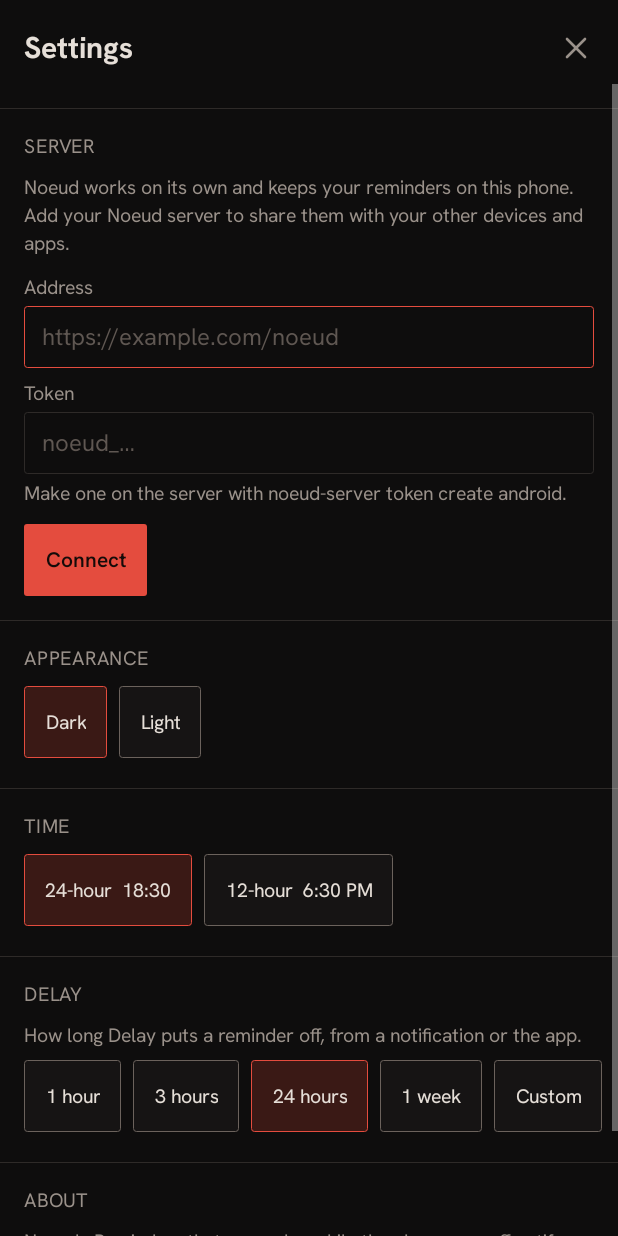
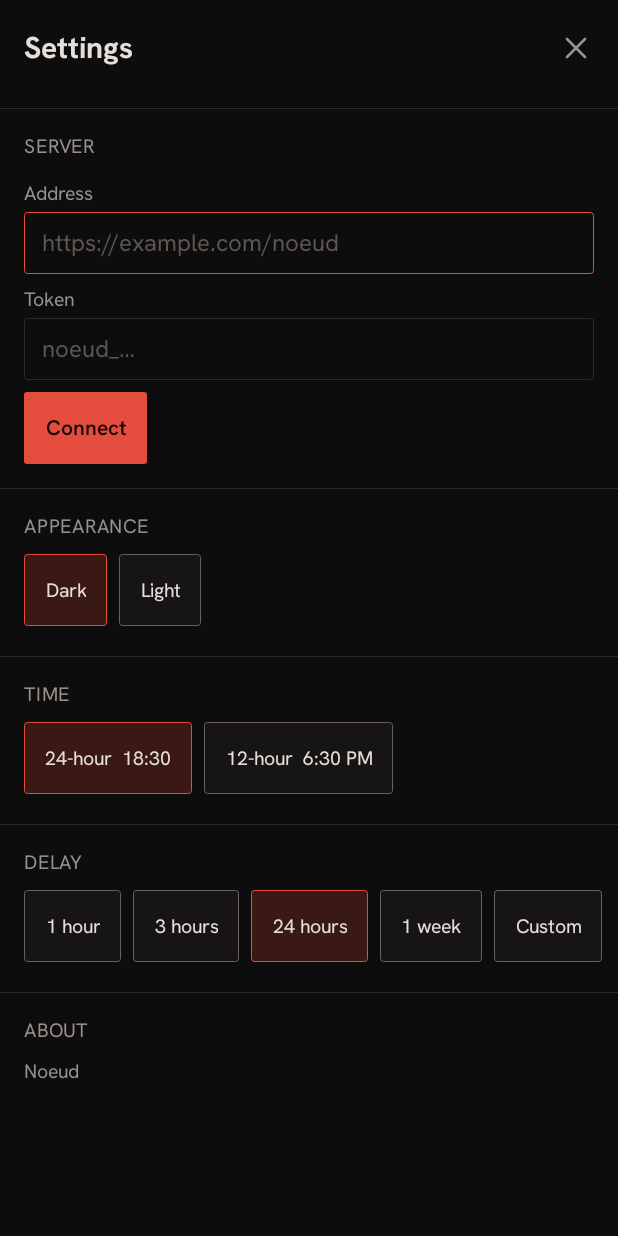
Before and after one commit to Synaelle/noeud-android, an Android app: the SettingsActivity screen opened directly, with no data from a screen before it, on a phone screen of 412 x 824 dp. Run offline under Robolectric (Android 15) with nearby library versions, the phone set to English and light mode, and no system bars; pictures from the network do not load.

Commit message:
remove help text from the settings

```diff
--- a/app/src/main/kotlin/com/synaelle/noeud/SettingsActivity.kt
+++ b/app/src/main/kotlin/com/synaelle/noeud/SettingsActivity.kt
@@ -123,7 +123,6 @@ class SettingsActivity : Activity() {
         }
 
         section("Delay")
-        paragraph("How long Delay puts a reminder off, from a notification or the app.")
         val custom = state.delay !in delayChoices || customDelay.isNotBlank()
         choices(delayChoices.map { it to durationLabel(it) } + ("custom" to "Custom"), if (custom) "custom" else state.delay) { chosen ->
             if (chosen == "custom") {
@@ -137,10 +136,7 @@ class SettingsActivity : Activity() {
         if (custom) customDelayField(state)
 
         section("About")
-        paragraph(
-            "Noeud ${BuildConfig.VERSION_NAME}. Reminders that came due while the phone was off notify you when it " +
-                "starts again. Hanken Grotesk is under the SIL Open Font License, Lucide icons under the ISC license.",
-        )
+        paragraph("Noeud ${BuildConfig.VERSION_NAME}")
     }
 
     private fun customDelayField(state: State) {
@@ -220,10 +216,6 @@ class SettingsActivity : Activity() {
         section("Server")
         val server = state.server
         if (server == null) {
-            paragraph(
-                "Noeud works on its own and keeps your reminders on this phone. Add your Noeud server to share them " +
-                    "with your other devices and apps.",
-            )
             val address = ui.field("https://example.com/noeud").apply {
                 contentDescription = "Address"
                 inputType = InputType.TYPE_CLASS_TEXT or InputType.TYPE_TEXT_VARIATION_URI
@@ -251,7 +243,6 @@ class SettingsActivity : Activity() {
             }.apply { isEnabled = !busy }
             page.addView(labelled("Address", address))
             page.addView(labelled("Token", token))
-            paragraph("Make one on the server with noeud-server token create android.")
             page.addView(ui.row(Gravity.START, connectButton).apply { setPadding(ui.dp(16), ui.dp(8), ui.dp(16), 0) })
         } else {
             paragraph("Syncing with ${server.url} as ${server.name}.", ui.palette.text, 14)
@@ -289,7 +280,6 @@ class SettingsActivity : Activity() {
             if (changingToken) {
                 val token = tokenField("New token")
                 page.addView(labelled("New token", token))
-                paragraph("Made with noeud-server token regenerate ${server.name}.")
                 val use = ui.button("Use this token", Ui.Kind.PRIMARY) {
                     if (token.text.isBlank()) {
                         error = "Paste the new token."
@@ -306,7 +296,6 @@ class SettingsActivity : Activity() {
                 }.apply { isEnabled = !busy }
                 page.addView(ui.row(Gravity.START, use).apply { setPadding(ui.dp(16), ui.dp(8), ui.dp(16), 0) })
             }
-            paragraph("Disconnecting keeps every reminder on this phone. Connecting again sends them back.")
         }
         error?.let { paragraph(it, ui.palette.danger, 14).accessibilityLiveRegion = View.ACCESSIBILITY_LIVE_REGION_ASSERTIVE }
     }
```
